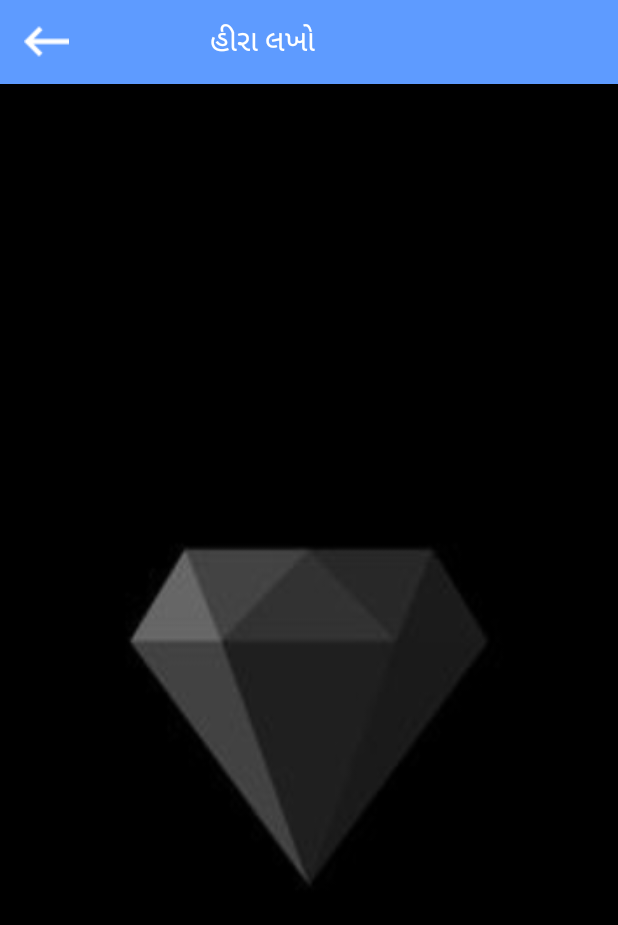
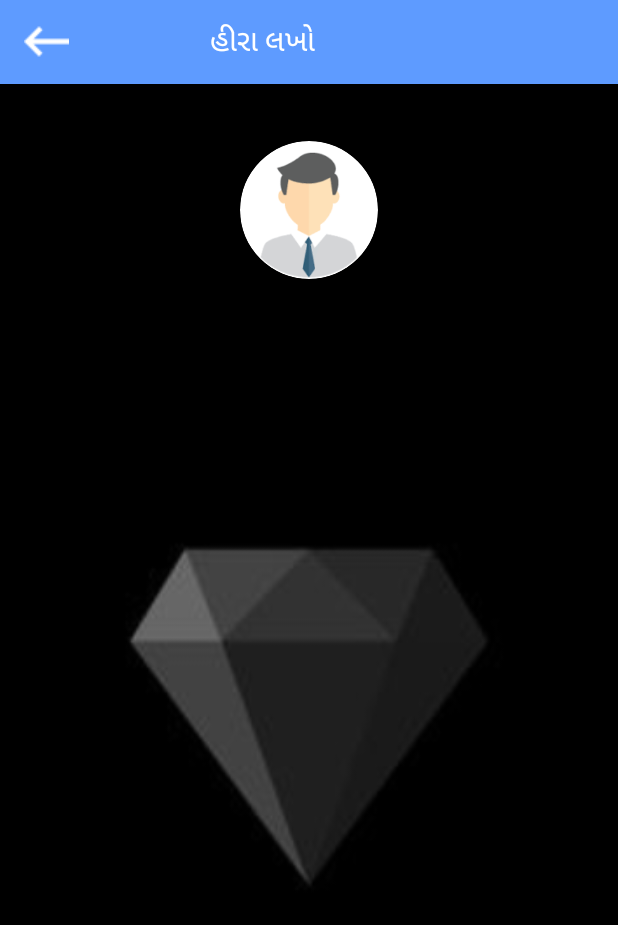
Before and after one commit to MansiVaghela804/Diamonds_Diary, an Android app: the ProfileActivity screen opened directly, with no data from a screen before it, on a phone screen of 412 x 824 dp. Shown: the top 925 px of the screen. Run offline under Robolectric (Android 15) with nearby library versions, the phone set to English and light mode, and no system bars; our stand-ins replace CircleImageView.

Commit message:
Initial Commit - 05/03/2020

```diff
--- a/app/build.gradle
+++ b/app/build.gradle
@@ -25,6 +25,7 @@ dependencies {
     implementation 'com.android.support:cardview-v7:28.0.0'
     implementation 'com.android.support:design:28.0.0'
     implementation 'com.android.support:support-v4:28.0.0'
+    implementation 'de.hdodenhof:circleimageview:3.1.0'
     testImplementation 'junit:junit:4.12'
     androidTestImplementation 'com.android.support.test:runner:1.0.2'
     androidTestImplementation 'com.android.support.test.espresso:espresso-core:3.0.2'
--- a/app/src/main/java/com/example/manu/diamonds_diary/HomeActivity.java
+++ b/app/src/main/java/com/example/manu/diamonds_diary/HomeActivity.java
@@ -1,6 +1,7 @@
 package com.example.manu.diamonds_diary;
 
 import android.content.Intent;
+import android.os.Build;
 import android.os.Bundle;
 import android.support.design.widget.FloatingActionButton;
 import android.support.design.widget.Snackbar;
@@ -77,6 +78,9 @@ public class HomeActivity extends AppCompatActivity
         } else {
             super.onBackPressed();
         }
+        if (Build.VERSION.SDK_INT >= Build.VERSION_CODES.JELLY_BEAN) {
+            finishAffinity();
+        }
     }
     @SuppressWarnings("StatementWithEmptyBody")
     @Override
--- a/app/src/main/java/com/example/manu/diamonds_diary/Home_Button1_Activity.java
+++ b/app/src/main/java/com/example/manu/diamonds_diary/Home_Button1_Activity.java
@@ -27,6 +27,7 @@ public class Home_Button1_Activity extends AppCompatActivity {
             public void onClick(View v) {
                 Intent intent = new Intent(Home_Button1_Activity.this,HomeActivity.class);
                 startActivity(intent);
+                finish();
             }
         });
     }
--- a/app/src/main/java/com/example/manu/diamonds_diary/Home_Button2_Activity.java
+++ b/app/src/main/java/com/example/manu/diamonds_diary/Home_Button2_Activity.java
@@ -26,6 +26,7 @@ public class Home_Button2_Activity extends AppCompatActivity {
             public void onClick(View v) {
                 Intent intent = new Intent(Home_Button2_Activity.this,HomeActivity.class);
                 startActivity(intent);
+                finish();
             }
         });
         setDate = (TextView)findViewById(R.id.SetDate);
--- a/app/src/main/java/com/example/manu/diamonds_diary/Home_Button3_Activity.java
+++ b/app/src/main/java/com/example/manu/diamonds_diary/Home_Button3_Activity.java
@@ -19,6 +19,7 @@ public class Home_Button3_Activity extends AppCompatActivity {
             public void onClick(View v) {
                 Intent intent = new Intent(Home_Button3_Activity.this,HomeActivity.class);
                 startActivity(intent);
+                finish();
             }
         });
     }
--- a/app/src/main/java/com/example/manu/diamonds_diary/Home_Button4_Activity.java
+++ b/app/src/main/java/com/example/manu/diamonds_diary/Home_Button4_Activity.java
@@ -30,6 +30,7 @@ public class Home_Button4_Activity extends AppCompatActivity {
             public void onClick(View v) {
                 Intent intent = new Intent(Home_Button4_Activity.this,HomeActivity.class);
                 startActivity(intent);
+                finish();
             }
         });
         dbhelper  = new MyDatabaseHelper(Home_Button4_Activity.this);
--- a/app/src/main/java/com/example/manu/diamonds_diary/ProfileActivity.java
+++ b/app/src/main/java/com/example/manu/diamonds_diary/ProfileActivity.java
@@ -19,6 +19,7 @@ public class ProfileActivity extends AppCompatActivity {
             public void onClick(View v) {
                 Intent intent = new Intent(ProfileActivity.this,HomeActivity.class);
                 startActivity(intent);
+                finish();
             }
         });
     }
--- a/app/src/main/res/layout/activity_profile.xml
+++ b/app/src/main/res/layout/activity_profile.xml
@@ -10,6 +10,7 @@
     tools:context=".ProfileActivity">
 
     <android.support.v7.widget.Toolbar
+        android:id="@+id/toolbar"
         android:layout_width="match_parent"
         android:layout_height="?attr/actionBarSize"
         android:background="@color/Name">
@@ -32,12 +33,22 @@
 
     <ScrollView
         android:layout_width="match_parent"
-        android:layout_height="match_parent">
+        android:layout_height="match_parent"
+        android:layout_below="@id/toolbar">
 
         <RelativeLayout
             android:layout_width="match_parent"
             android:layout_height="wrap_content">
 
+            <de.hdodenhof.circleimageview.CircleImageView
+                android:id="@+id/profile_image"
+                android:layout_width="96dp"
+                android:layout_height="96dp"
+                android:layout_marginTop="36dp"
+                android:layout_centerHorizontal="true"
+                android:src="@drawable/profile"
+                app:civ_border_width="2dp"
+                app:civ_border_color="#FF000000"/>
         </RelativeLayout>
     </ScrollView>
 </RelativeLayout>
```
Also changed, not shown: app/src/main/res/drawable/profile.png (added).
